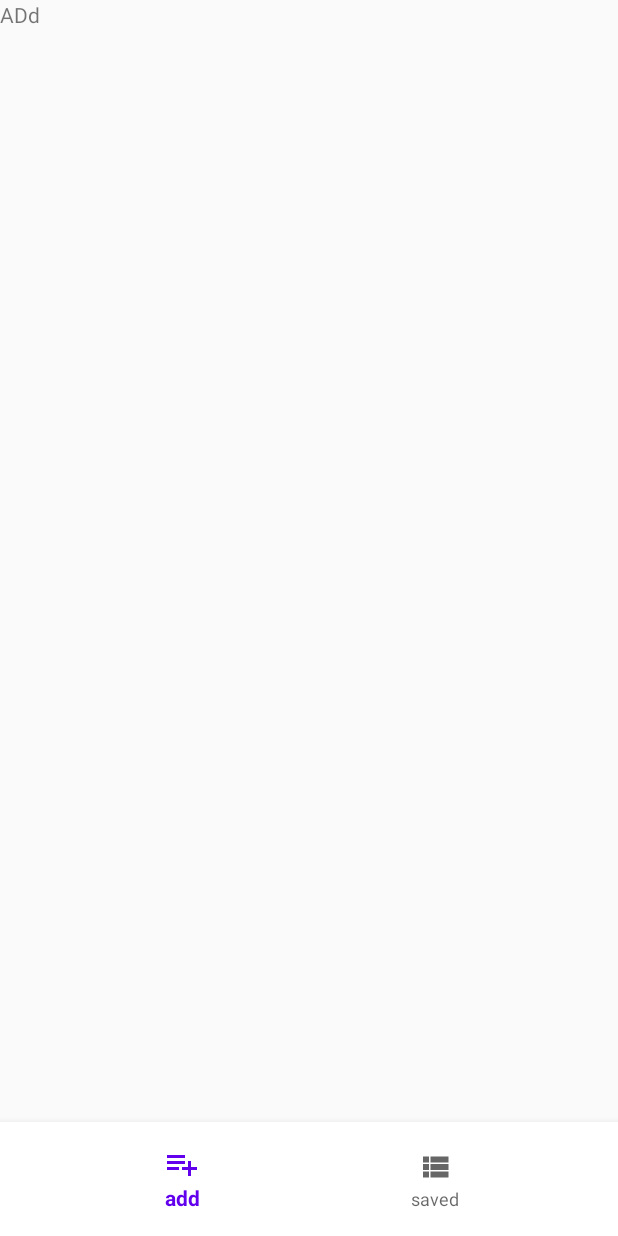
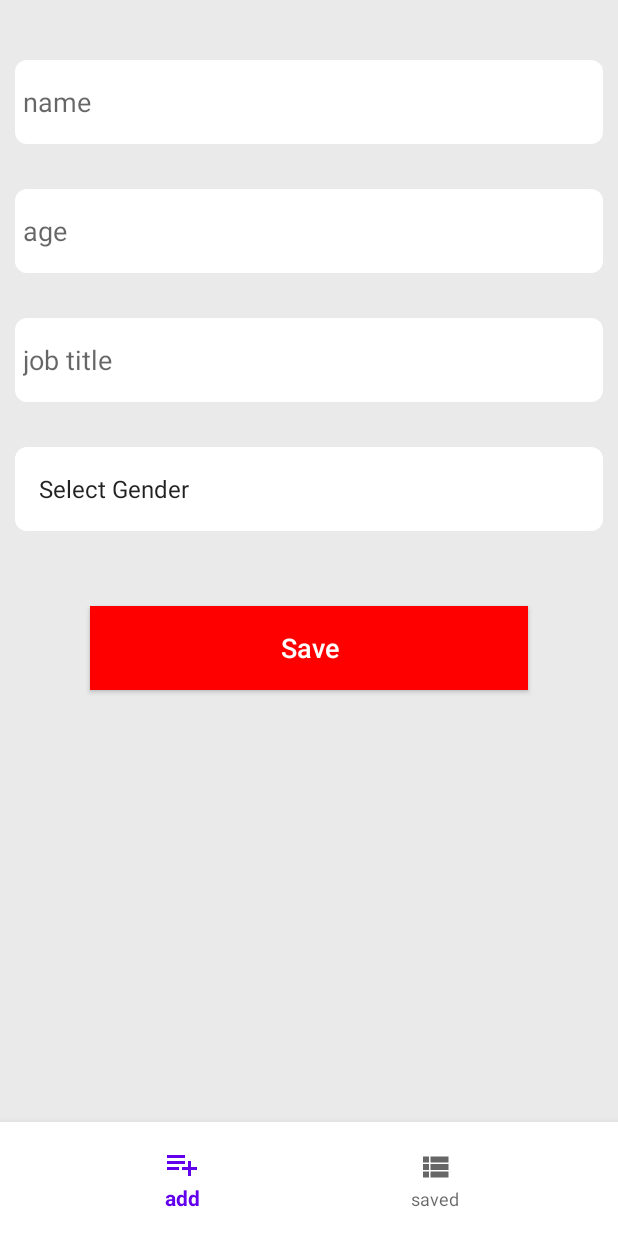
Before and after one commit to MahmoudBashir97/MadarTask, an Android app: the screen it shows after launch (MainActivity), on a phone screen of 412 x 824 dp. Before the commit the screen is almost empty. Run offline under Robolectric (Android 15) with nearby library versions, the phone set to English and light mode, and no system bars; our stand-ins replace Dagger/Hilt's generated code.

Commit message:
Mahmoud Commit , worked on inserting UserData.kt to Roomdb by creating AddFragmentViewModel and injecting UserRepository to its class then we creating required inputs fields and views and do validation to inputs then got to save data.

```diff
--- a/app/src/main/java/com/mahmoud_bashir/madartask/data/model/UserData.kt
+++ b/app/src/main/java/com/mahmoud_bashir/madartask/data/model/UserData.kt
@@ -10,11 +10,11 @@ data class UserData(
     @ColumnInfo(name = "id")
     val id:Int,
     @ColumnInfo(name = "name")
-    val name:String,
+    val name:String?,
     @ColumnInfo(name = "age")
-    val age:Int,
+    val age:Int?,
     @ColumnInfo(name = "job_title")
-    val jobTitle:String,
+    val jobTitle:String?,
     @ColumnInfo(name = "gender")
-    val gender:String
+    val gender:String?
 )
--- a/app/src/main/java/com/mahmoud_bashir/madartask/presentation/fragment/add/AddDataFragment.kt
+++ b/app/src/main/java/com/mahmoud_bashir/madartask/presentation/fragment/add/AddDataFragment.kt
@@ -1,16 +1,34 @@
 package com.mahmoud_bashir.madartask.presentation.fragment.add
 
 import android.os.Bundle
+import android.text.TextUtils
+import android.util.Log
 import android.view.LayoutInflater
 import android.view.View
 import android.view.ViewGroup
+import android.widget.AdapterView
+import android.widget.ArrayAdapter
+import android.widget.Spinner
+import android.widget.Toast
 import androidx.fragment.app.Fragment
+import androidx.fragment.app.viewModels
+import com.google.android.material.navigation.NavigationBarView
 import com.mahmoud_bashir.madartask.R
+import com.mahmoud_bashir.madartask.data.model.UserData
 import com.mahmoud_bashir.madartask.databinding.FragmentAddDataBinding
+import dagger.hilt.android.AndroidEntryPoint
 
+@AndroidEntryPoint
 class AddDataFragment : Fragment(R.layout.fragment_add_data){
 
     lateinit var bd:FragmentAddDataBinding
+
+    private var selectedGender:String? = null
+    private var name:String?=null
+    private var age:String?=null
+    private var jobTitle:String?=null
+
+    val addVM : AddFragmentViewModel by viewModels<AddFragmentViewModel>()
 
     override fun onCreateView(
         inflater: LayoutInflater,
@@ -19,6 +37,83 @@ class AddDataFragment : Fragment(R.layout.fragment_add_data){
     ): View? {
         bd = FragmentAddDataBinding.inflate(layoutInflater)
 
+
         return bd.root
     }
+
+    override fun onViewCreated(view: View, savedInstanceState: Bundle?) {
+        super.onViewCreated(view, savedInstanceState)
+        initializeViews()
+        spinnerOperation()
+
+        bd.saveBtn.setOnClickListener {
+            if (validateInputs()){
+                val userData = UserData(
+                    0,name,age!!.toInt(),jobTitle,selectedGender
+                )
+                val check = addVM.insertUserData(userData).isActive.and(isAdded)
+
+                if (check) {
+                    bd.edtName.setText("")
+                    bd.edtAge.setText("")
+                    bd.edtJobTitle.setText("")
+                    bd.spinGender.setSelection(0)
+                    showToastMsg("Added Successfully!")
+                }
+            }
+        }
+    }
+
+    private fun validateInputs():Boolean{
+        name = bd.edtName.text.toString()
+        age = bd.edtAge.text.toString().toString()
+        jobTitle = bd.edtJobTitle.text.toString()
+
+        if (name == null || TextUtils.isEmpty(name)){
+            bd.edtName.error = "please enter a valid name"
+            bd.edtName.requestFocus()
+            return false
+        }else if (age == null || TextUtils.isEmpty(age)){
+            bd.edtAge.error = "please enter a valid age"
+            bd.edtAge.requestFocus()
+            return false
+        }else if (jobTitle == null || TextUtils.isEmpty(jobTitle)){
+            bd.edtJobTitle.error = "please enter a valid job title"
+            bd.edtJobTitle.requestFocus()
+            return false
+        }else if (selectedGender == null){
+            showToastMsg("please select ur gender")
+        }
+
+        return true
+    }
+
+    private fun showToastMsg(s: String) {
+        Toast.makeText(requireContext(),s,Toast.LENGTH_LONG).show()
+    }
+
+    private fun spinnerOperation() {
+        val gender = resources.getStringArray(R.array.gender)
+        bd.spinGender.onItemSelectedListener = object :AdapterView.OnItemSelectedListener{
+            override fun onItemSelected(
+                parent: AdapterView<*>?,
+                view: View?,
+                position: Int,
+                id: Long
+            ) {
+                if (position>0) selectedGender = gender[position]
+            }
+
+            override fun onNothingSelected(parent: AdapterView<*>?) {
+                //
+            }
+        }
+    }
+
+    private fun initializeViews(){
+        val spinAdapter = ArrayAdapter(
+            requireContext(),android.R.layout.simple_list_item_1,resources.getStringArray(R.array.gender)
+        )
+        bd.spinGender.adapter = spinAdapter
+    }
 }
--- /dev/null
+++ b/app/src/main/java/com/mahmoud_bashir/madartask/presentation/fragment/add/AddFragmentViewModel.kt
@@ -0,0 +1,18 @@
+package com.mahmoud_bashir.madartask.presentation.fragment.add
+
+import android.app.Application
+import androidx.lifecycle.AndroidViewModel
+import androidx.lifecycle.viewModelScope
+import com.mahmoud_bashir.madartask.data.model.UserData
+import com.mahmoud_bashir.madartask.data.repository.local.UserRepository
+import dagger.hilt.android.lifecycle.HiltViewModel
+import kotlinx.coroutines.launch
+import javax.inject.Inject
+
+@HiltViewModel
+class AddFragmentViewModel @Inject constructor(app:Application, private val repo : UserRepository): AndroidViewModel(app) {
+
+    fun insertUserData(userData: UserData) = viewModelScope.launch{
+        repo.insert(userData)
+    }
+}
--- /dev/null
+++ b/app/src/main/res/drawable/back_inputs.xml
@@ -0,0 +1,6 @@
+<?xml version="1.0" encoding="utf-8"?>
+<shape xmlns:android="http://schemas.android.com/apk/res/android"
+    android:shape="rectangle">
+    <corners android:radius="8dp"/>
+    <solid android:color="@color/white"/>
+</shape>
--- a/app/src/main/res/layout/fragment_add_data.xml
+++ b/app/src/main/res/layout/fragment_add_data.xml
@@ -2,11 +2,82 @@
 <androidx.constraintlayout.widget.ConstraintLayout xmlns:android="http://schemas.android.com/apk/res/android"
     xmlns:app="http://schemas.android.com/apk/res-auto"
     android:layout_width="match_parent"
-    android:layout_height="match_parent">
-    <TextView
-        android:layout_width="wrap_content"
-        android:layout_height="wrap_content"
+    android:layout_height="match_parent"
+    android:padding="10dp"
+    android:background="#EAEAEA">
+
+    <EditText
+        android:id="@+id/edt_name"
+        android:layout_width="match_parent"
+        android:layout_height="?actionBarSize"
         app:layout_constraintStart_toStartOf="parent"
+        app:layout_constraintEnd_toEndOf="parent"
         app:layout_constraintTop_toTopOf="parent"
-        android:text="ADd"/>
+        android:layout_marginTop="30dp"
+        android:background="@drawable/back_inputs"
+        android:hint="name"
+        android:textColor="@color/black"
+        android:textSize="18sp"
+        android:paddingLeft="5dp"
+        android:paddingRight="5dp"
+        />
+
+    <EditText
+        android:id="@+id/edt_age"
+        android:layout_width="match_parent"
+        android:layout_height="?actionBarSize"
+        app:layout_constraintStart_toStartOf="parent"
+        app:layout_constraintEnd_toEndOf="parent"
+        app:layout_constraintTop_toBottomOf="@+id/edt_name"
+        android:layout_marginTop="30dp"
+        android:background="@drawable/back_inputs"
+        android:hint="age"
+        android:textColor="@color/black"
+        android:textSize="18sp"
+        android:paddingLeft="5dp"
+        android:paddingRight="5dp"
+        />
+
+    <EditText
+        android:id="@+id/edt_job_title"
+        android:layout_width="match_parent"
+        android:layout_height="?actionBarSize"
+        app:layout_constraintStart_toStartOf="parent"
+        app:layout_constraintEnd_toEndOf="parent"
+        app:layout_constraintTop_toBottomOf="@+id/edt_age"
+        android:layout_marginTop="30dp"
+        android:background="@drawable/back_inputs"
+        android:hint="job title"
+        android:textColor="@color/black"
+        android:textSize="18sp"
+        android:paddingLeft="5dp"
+        android:paddingRight="5dp"
+        />
+
+    <Spinner
+        android:id="@+id/spin_gender"
+        android:layout_width="match_parent"
+        android:layout_height="?actionBarSize"
+        app:layout_constraintStart_toStartOf="parent"
+        app:layout_constraintEnd_toEndOf="parent"
+        app:layout_constraintTop_toBottomOf="@+id/edt_job_title"
+        android:layout_marginTop="30dp"
+        android:background="@drawable/back_inputs"
+        android:entries="@array/gender"
+        />
+
+    <Button
+        android:id="@+id/save_btn"
+        android:layout_width="match_parent"
+        android:layout_height="?actionBarSize"
+        app:layout_constraintStart_toStartOf="parent"
+        app:layout_constraintEnd_toEndOf="parent"
+        app:layout_constraintTop_toBottomOf="@+id/spin_gender"
+        android:layout_margin="50dp"
+        android:text="Save"
+        android:textSize="18sp"
+        android:textAllCaps="false"
+        android:background="#f00"
+        android:textColor="@color/white"
+        />
 </androidx.constraintlayout.widget.ConstraintLayout>
--- a/app/src/main/res/values/strings.xml
+++ b/app/src/main/res/values/strings.xml
@@ -2,4 +2,10 @@
     <string name="app_name">MadarTask</string>
     <string name="add">add</string>
     <string name="saved">saved</string>
+
+    <array name="gender">
+        <item>Select Gender</item>
+        <item>Male</item>
+        <item>Female</item>
+    </array>
 </resources>
```
